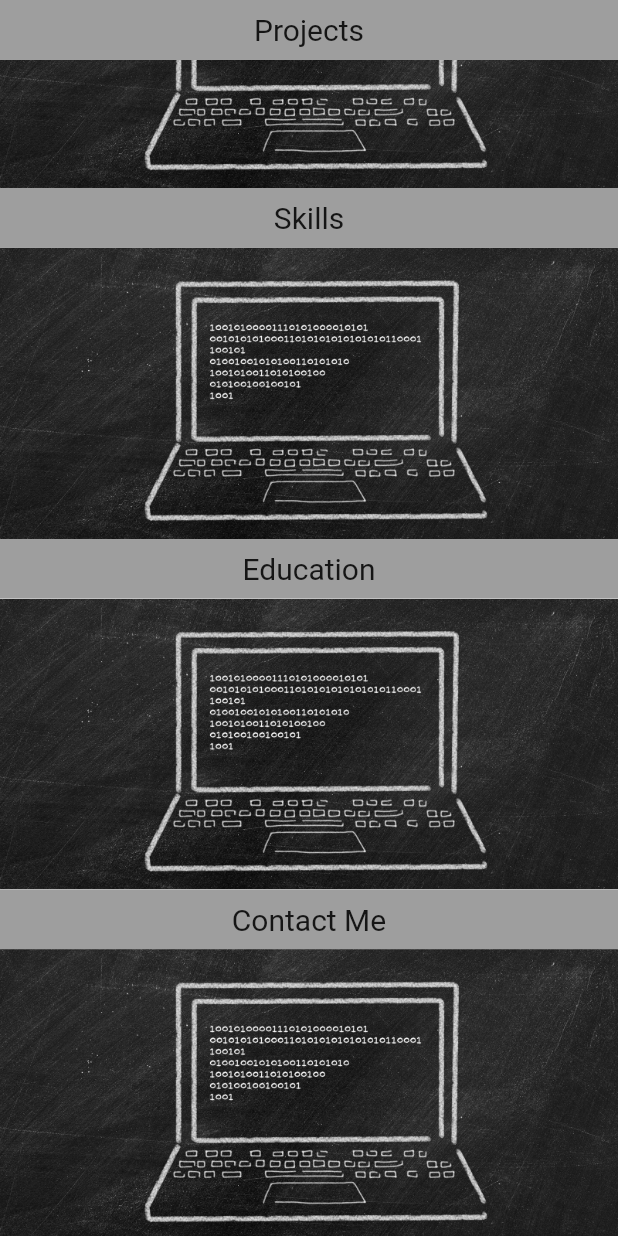
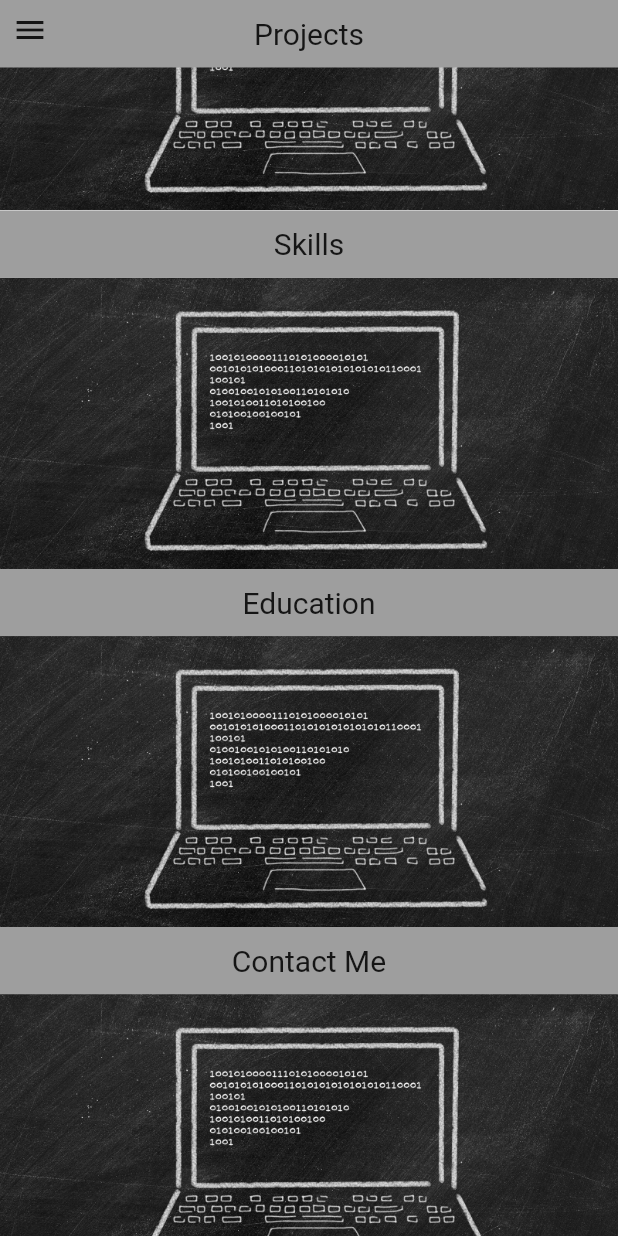
Before and after one commit to reesebre82/flutterwebsite, a Flutter app: the screen it shows after launch, scrolled down 576 dp, on a phone screen of 412 x 824 dp. Run offline on Flutter 3.47's test engine with Material 2 defaults, Android fonts, the light colour scheme and no system bars; our stand-ins replace flutter_sticky_header.

Commit message:
Fixed Drawer button to work on slivers

```diff
--- a/lib/containers/Header.dart
+++ b/lib/containers/Header.dart
@@ -21,7 +21,7 @@ class Header extends StatelessWidget {
       _fontSize = 24;
     }
     if (Responsive.isMobile(context)) {
-      _height = 40;
+      _height = 45;
       _iconSize = 22;
       _fontSize = 20;
     }
@@ -36,17 +36,17 @@ class Header extends StatelessWidget {
               style: TextStyle(fontSize: _fontSize),
             ),
           ),
-          if (!Responsive.isDesktop(context) && showMenu)
-            Align(
-              alignment: Alignment.centerLeft,
-              child: IconButton(
-                icon: Icon(
-                  Icons.menu,
-                  size: _iconSize,
-                ),
-                onPressed: context.read<MenuController>().controlMenu,
-              ),
-            ),
+          // if (!Responsive.isDesktop(context) && showMenu)
+          //   Align(
+          //     alignment: Alignment.centerLeft,
+          //     child: IconButton(
+          //       icon: Icon(
+          //         Icons.menu,
+          //         size: _iconSize,
+          //       ),
+          //       onPressed: context.read<MenuController>().controlMenu,
+          //     ),
+          //   ),
         ],
       ),
     );
--- a/lib/main.dart
+++ b/lib/main.dart
@@ -34,6 +34,36 @@ class MyApp extends StatelessWidget {
 class MyHomePage extends StatelessWidget {
   @override
   Widget build(BuildContext context) {
+    if (!Responsive.isDesktop(context)) {
+      return Scaffold(
+        key: context.read<MenuController>().scaffoldKey,
+        drawer: NavBar(),
+        floatingActionButton: Padding(
+          padding: EdgeInsets.only(
+            right: MediaQuery.of(context).size.width - 60,
+            bottom: MediaQuery.of(context).size.height - 60,
+          ),
+          child: IconButton(
+            icon: Icon(
+              Icons.menu,
+              size: 24,
+            ),
+            onPressed: context.read<MenuController>().controlMenu,
+          ),
+        ),
+        body: Row(
+          crossAxisAlignment: CrossAxisAlignment.start,
+          children: [
+            if (Responsive.isDesktop(context))
+              Expanded(flex: 1, child: NavBar()),
+            Expanded(
+              flex: 5,
+              child: Content(),
+            )
+          ],
+        ),
+      );
+    }
     return Scaffold(
       key: context.read<MenuController>().scaffoldKey,
       drawer: NavBar(),
```
